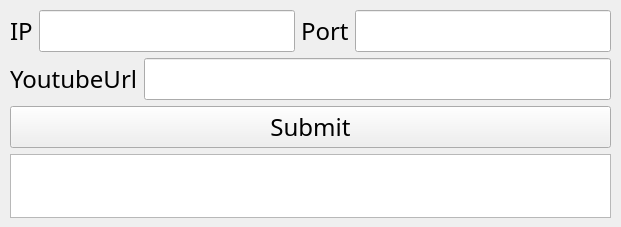
zeus83157/MPSystem, file Client/ClientUI.ui: the form before one commit.
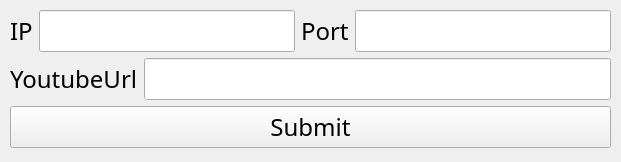
The form after the commit.

Commit message: Client Layout 修正

Patch:
```diff
--- a/Client/ClientUI.ui
+++ b/Client/ClientUI.ui
@@ -7,7 +7,7 @@
     <x>0</x>
     <y>0</y>
     <width>621</width>
-    <height>227</height>
+    <height>162</height>
    </rect>
   </property>
   <property name="font">
@@ -25,7 +25,7 @@
      <x>10</x>
      <y>10</y>
      <width>601</width>
-     <height>208</height>
+     <height>141</height>
     </rect>
    </property>
    <layout class="QVBoxLayout" name="verticalLayout">
@@ -80,16 +80,6 @@
       </property>
      </widget>
     </item>
-    <item>
-     <widget class="QTextEdit" name="CStextEdit">
-      <property name="font">
-       <font>
-        <family>Microsoft YaHei</family>
-        <pointsize>9</pointsize>
-       </font>
-      </property>
-     </widget>
-    </item>
    </layout>
   </widget>
  </widget>
```
The commit also changes 2 other files.
